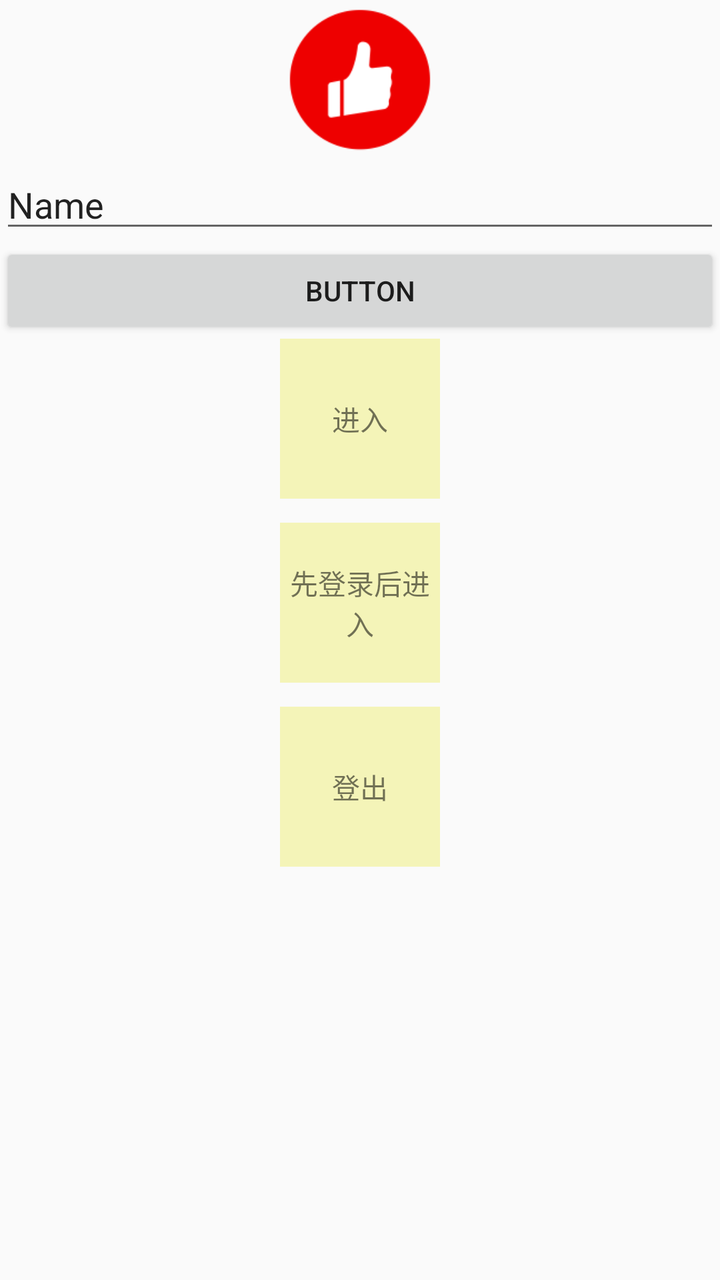
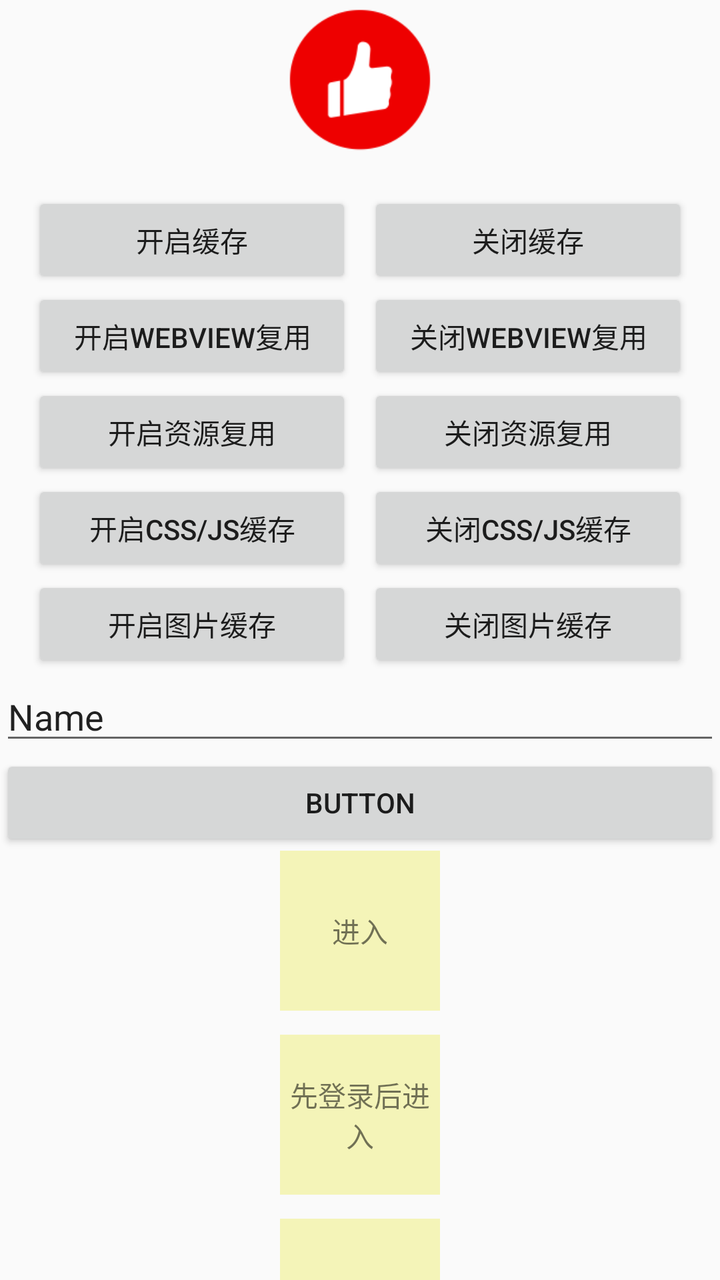

Two renders of the same Android screen: before a commit and after it. Below are the layout's source before the change and the commit's diff.
<!-- AndroidManifest.xml: application theme AppTheme -->
<!-- res/layout/activity_splash.xml -->
<?xml version="1.0" encoding="utf-8"?>
<LinearLayout xmlns:android="http://schemas.android.com/apk/res/android"
    xmlns:tools="http://schemas.android.com/tools"
    android:layout_width="match_parent"
    android:orientation="vertical"
  android:gravity="center_horizontal"
    android:layout_height="match_parent"
    tools:context=".SplashActivity">

    <ImageView
        android:layout_width="80dp"
        android:layout_height="80dp"
        android:layout_centerInParent="true"
        android:src="@mipmap/ic_launcher" />

    <EditText
        android:id="@+id/url"
        android:layout_width="match_parent"
        android:layout_height="wrap_content"
        android:ems="10"
        android:inputType="textPersonName"
        android:text="Name" />

    <Button
        android:id="@+id/go"
        android:layout_width="match_parent"
        android:layout_height="wrap_content"
        android:text="Button" />


    <TextView
        android:id="@+id/go_without_login"
        android:background="#F4F4B8"
        android:gravity="center"
        android:layout_width="80dp"
        android:layout_height="80dp"
        android:layout_centerInParent="true"
        android:text="进入" />

    <TextView
        android:id="@+id/go_with_login"
        android:layout_marginTop="12dp"
        android:background="#F4F4B8"
        android:gravity="center"
        android:layout_width="80dp"
        android:layout_height="80dp"
        android:layout_centerInParent="true"
        android:text="先登录后进入" />
    <TextView
        android:id="@+id/logout"
        android:layout_marginTop="12dp"
        android:background="#F4F4B8"
        android:gravity="center"
        android:layout_width="80dp"
        android:layout_height="80dp"
        android:layout_centerInParent="true"
        android:text="登出" />



</LinearLayout>
<!-- resources referenced by this layout -->
<resources>
  <!-- mipmap ic_launcher: png bitmap (drawable-xxhdpi, 2791 bytes) -->
  <style name="AppTheme" parent="Theme.AppCompat.Light">
          <item name="colorPrimary">@color/colorPrimary</item>
          <item name="colorPrimaryDark">@color/colorPrimaryDark</item>
          <item name="colorAccent">@color/colorAccent</item>
          <item name="windowActionBar">false</item>
          <item name="windowNoTitle">true</item>
      </style>
  <color name="colorPrimary">#3F51B5</color>
  <color name="colorPrimaryDark">#303F9F</color>
  <color name="colorAccent">#FF4081</color>
</resources>

<!-- the commit's change to res/layout/activity_splash.xml (unified diff, before → after) -->
@@ -12,6 +12,127 @@
         android:layout_height="80dp"
         android:layout_centerInParent="true"
         android:src="@mipmap/ic_launcher" />
+
+    <LinearLayout
+        android:layout_width="match_parent"
+        android:layout_height="wrap_content"
+        android:layout_marginTop="16dp"
+        android:gravity="center_vertical"
+        android:orientation="horizontal"
+        android:paddingStart="16dp"
+        android:paddingEnd="16dp">
+
+        <Button
+            android:id="@+id/btn_enable_cache"
+            android:layout_width="0dp"
+            android:layout_height="wrap_content"
+            android:layout_weight="1"
+            android:text="开启缓存" />
+
+        <Button
+            android:id="@+id/btn_disable_cache"
+            android:layout_width="0dp"
+            android:layout_height="wrap_content"
+            android:layout_marginStart="8dp"
+            android:layout_weight="1"
+            android:text="关闭缓存" />
+    </LinearLayout>
+
+    <LinearLayout
+        android:layout_width="match_parent"
+        android:layout_height="wrap_content"
+        android:gravity="center_vertical"
+        android:orientation="horizontal"
+        android:paddingStart="16dp"
+        android:paddingEnd="16dp">
+
+        <Button
+            android:id="@+id/btn_enable_reuse_webview"
+            android:layout_width="0dp"
+            android:layout_height="wrap_content"
+            android:layout_weight="1"
+            android:text="开启WebView复用" />
+
+        <Button
+            android:id="@+id/btn_disable_reuse_webview"
+            android:layout_width="0dp"
+            android:layout_height="wrap_content"
+            android:layout_marginStart="8dp"
+            android:layout_weight="1"
+            android:text="关闭WebView复用" />
+    </LinearLayout>
+
+    <LinearLayout
+        android:layout_width="match_parent"
+        android:layout_height="wrap_content"
+        android:gravity="center_vertical"
+        android:orientation="horizontal"
+        android:paddingStart="16dp"
+        android:paddingEnd="16dp">
+
+        <Button
+            android:id="@+id/btn_enable_reuse_resource"
+            android:layout_width="0dp"
+            android:layout_height="wrap_content"
+            android:layout_weight="1"
+            android:text="开启资源复用" />
+
+        <Button
+            android:id="@+id/btn_disable_reuse_resource"
+            android:layout_width="0dp"
+            android:layout_height="wrap_content"
+            android:layout_marginStart="8dp"
+            android:layout_weight="1"
+            android:text="关闭资源复用" />
+    </LinearLayout>
+
+    <LinearLayout
+        android:layout_width="match_parent"
+        android:layout_height="wrap_content"
+        android:gravity="center_vertical"
+        android:orientation="horizontal"
+        android:paddingStart="16dp"
+        android:paddingEnd="16dp">
+
+        <Button
+            android:id="@+id/btn_enable_js_css_cache"
+            android:layout_width="0dp"
+            android:layout_height="wrap_content"
+            android:layout_weight="1"
+            android:text="开启CSS/JS缓存" />
+
+        <Button
+            android:id="@+id/btn_disable_js_css_cache"
+            android:layout_width="0dp"
+            android:layout_height="wrap_content"
+            android:layout_marginStart="8dp"
+            android:layout_weight="1"
+            android:text="关闭CSS/JS缓存" />
+    </LinearLayout>
+
+    <LinearLayout
+        android:layout_width="match_parent"
+        android:layout_height="wrap_content"
+        android:gravity="center_vertical"
+        android:orientation="horizontal"
+        android:paddingStart="16dp"
+        android:paddingEnd="16dp">
+
+        <Button
+            android:id="@+id/btn_enable_image_cache"
+            android:layout_width="0dp"
+            android:layout_height="wrap_content"
+            android:layout_weight="1"
+            android:text="开启图片缓存" />
+
+        <Button
+            android:id="@+id/btn_disable_image_cache"
+            android:layout_width="0dp"
+            android:layout_height="wrap_content"
+            android:layout_marginStart="8dp"
+            android:layout_weight="1"
+            android:text="关闭图片缓存" />
+    </LinearLayout>
 
     <EditText
         android:id="@+id/url"
